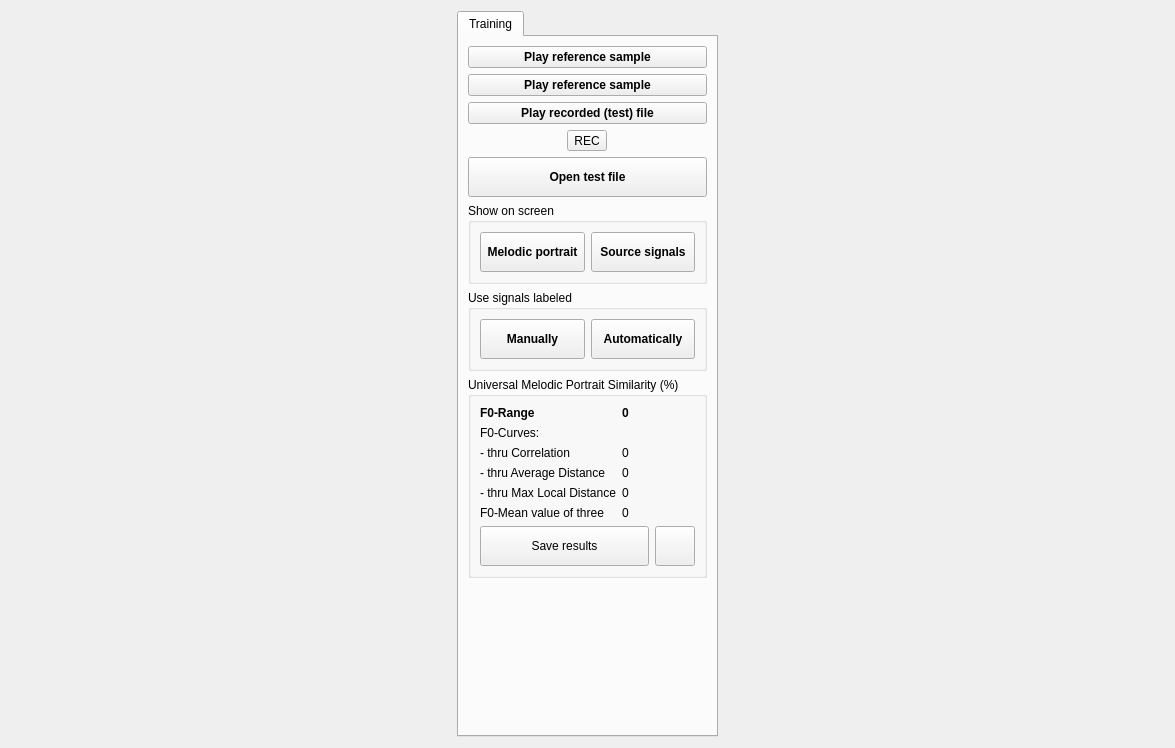
Old version of the form graphswindow.ui in the repository zhitko/inton-trainer.
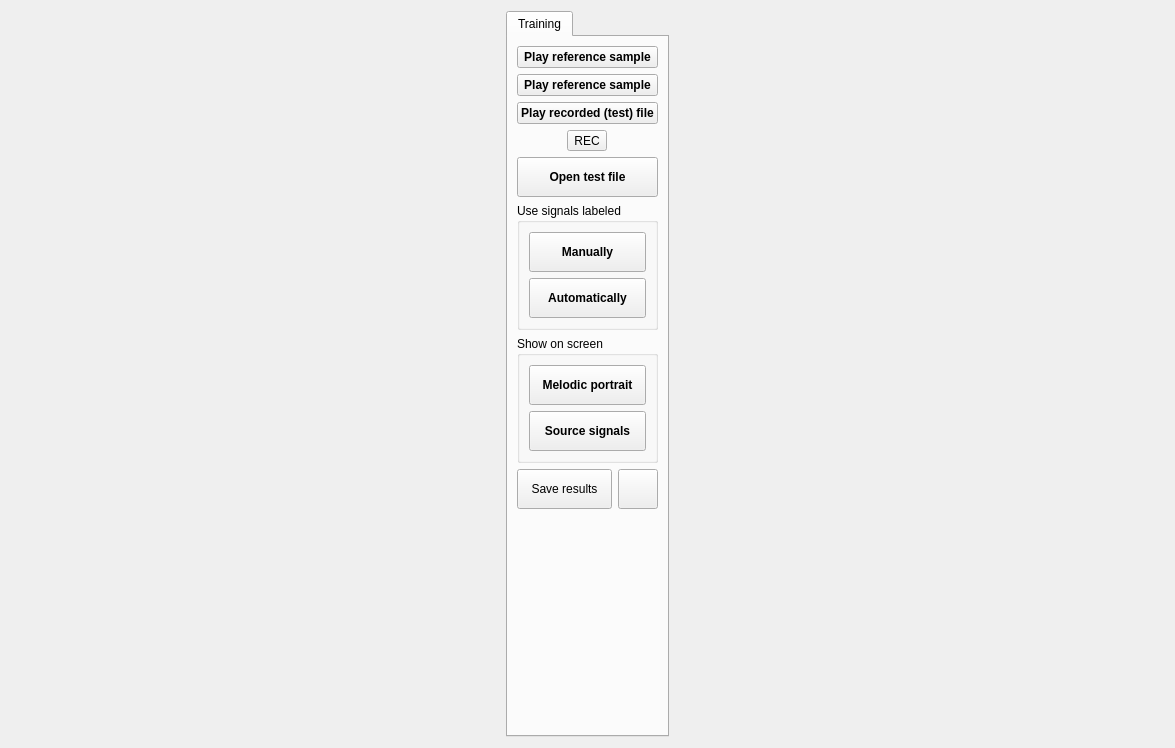
New version of the form. Icons and pictures are not drawn.

Commit message: change graph window buttons placement, add icons

```diff
--- a/graphswindow.ui
+++ b/graphswindow.ui
@@ -11,7 +11,7 @@
    </rect>
   </property>
   <property name="sizePolicy">
-   <sizepolicy hsizetype="Preferred" vsizetype="Preferred">
+   <sizepolicy hsizetype="Expanding" vsizetype="Expanding">
     <horstretch>0</horstretch>
     <verstretch>0</verstretch>
    </sizepolicy>
@@ -28,11 +28,6 @@
   </property>
   <layout class="QHBoxLayout" name="horizontalLayout_2">
    <item>
-    <layout class="QVBoxLayout" name="verticalLayout">
-     <property name="sizeConstraint">
-      <enum>QLayout::SetDefaultConstraint</enum>
-     </property>
-     <item>
       <widget class="QTabWidget" name="tabWidget">
        <property name="sizePolicy">
         <sizepolicy hsizetype="Fixed" vsizetype="Expanding">
@@ -196,70 +191,12 @@
            </property>
           </widget>
          </item>
-         <item>
-          <widget class="QGroupBox" name="groupBox">
-           <property name="title">
-            <string>Show on screen</string>
-           </property>
-           <layout class="QHBoxLayout" name="horizontalLayout_3">
-            <item>
-             <widget class="QPushButton" name="showUMP">
-              <property name="minimumSize">
-               <size>
-                <width>0</width>
-                <height>40</height>
-               </size>
-              </property>
-              <property name="font">
-               <font>
-                <pointsize>9</pointsize>
-                <weight>75</weight>
-                <bold>true</bold>
-               </font>
-              </property>
-              <property name="text">
-               <string>Melodic portrait</string>
-              </property>
-              <property name="checkable">
-               <bool>false</bool>
-              </property>
-              <property name="checked">
-               <bool>false</bool>
-              </property>
-             </widget>
-            </item>
-            <item>
-             <widget class="QPushButton" name="showSource">
-              <property name="minimumSize">
-               <size>
-                <width>0</width>
-                <height>40</height>
-               </size>
-              </property>
-              <property name="font">
-               <font>
-                <pointsize>9</pointsize>
-                <weight>75</weight>
-                <bold>true</bold>
-               </font>
-              </property>
-              <property name="text">
-               <string>Source signals</string>
-              </property>
-              <property name="checkable">
-               <bool>false</bool>
-              </property>
-             </widget>
-            </item>
-           </layout>
-          </widget>
-         </item>
          <item>
           <widget class="QGroupBox" name="groupBox_3">
            <property name="title">
             <string>Use signals labeled</string>
            </property>
-           <layout class="QHBoxLayout" name="horizontalLayout_4">
+         <layout class="QVBoxLayout" name="verticalLayout_3">
             <item>
              <widget class="QPushButton" name="showManually">
               <property name="minimumSize">
@@ -284,6 +221,9 @@
               <property name="checked">
                <bool>false</bool>
               </property>
+            <property name="flat">
+             <bool>false</bool>
+            </property>
              </widget>
             </item>
             <item>
@@ -316,107 +256,72 @@
           </widget>
          </item>
          <item>
-          <widget class="QGroupBox" name="groupBox_2">
+        <widget class="QGroupBox" name="groupBox">
            <property name="title">
-            <string>Universal Melodic Portrait Similarity (%)</string>
-           </property>
-           <layout class="QFormLayout" name="formLayout">
-            <item row="0" column="0">
-             <widget class="QLabel" name="label_12">
+          <string>Show on screen</string>
+         </property>
+         <layout class="QVBoxLayout" name="verticalLayout_4">
+          <item>
+           <widget class="QPushButton" name="showUMP">
+            <property name="minimumSize">
+             <size>
+              <width>0</width>
+              <height>40</height>
+             </size>
+            </property>
               <property name="font">
                <font>
+              <pointsize>9</pointsize>
                 <weight>75</weight>
                 <bold>true</bold>
                </font>
               </property>
               <property name="text">
-               <string>F0-Range</string>
-              </property>
-             </widget>
-            </item>
-            <item row="0" column="1">
-             <widget class="QLabel" name="totalPr">
+             <string>Melodic portrait</string>
+            </property>
+            <property name="icon">
+             <iconset resource="icons.qrc">
+              <normaloff>:/icons/icons/ok.png</normaloff>:/icons/icons/ok.png</iconset>
+            </property>
+            <property name="checkable">
+             <bool>false</bool>
+            </property>
+            <property name="checked">
+             <bool>false</bool>
+            </property>
+           </widget>
+          </item>
+          <item>
+           <widget class="QPushButton" name="showSource">
+            <property name="minimumSize">
+             <size>
+              <width>0</width>
+              <height>40</height>
+             </size>
+            </property>
               <property name="font">
                <font>
+              <pointsize>9</pointsize>
                 <weight>75</weight>
                 <bold>true</bold>
                </font>
               </property>
               <property name="text">
-               <string>0</string>
-              </property>
-             </widget>
-            </item>
-            <item row="2" column="0">
-             <widget class="QLabel" name="totalCtitle">
-              <property name="font">
-               <font>
-                <weight>50</weight>
-                <bold>false</bold>
-               </font>
-              </property>
-              <property name="text">
-               <string>- thru Correlation</string>
+             <string>Source signals</string>
+            </property>
+            <property name="icon">
+             <iconset resource="icons.qrc">
+              <normaloff>:/icons/icons/ok.png</normaloff>:/icons/icons/ok.png</iconset>
+            </property>
+            <property name="checkable">
+             <bool>false</bool>
               </property>
              </widget>
             </item>
-            <item row="2" column="1">
-             <widget class="QLabel" name="totalC">
-              <property name="text">
-               <string>0</string>
-              </property>
-             </widget>
-            </item>
-            <item row="3" column="0">
-             <widget class="QLabel" name="totalItitle">
-              <property name="text">
-               <string>- thru Average Distance</string>
-              </property>
-             </widget>
-            </item>
-            <item row="3" column="1">
-             <widget class="QLabel" name="totalI">
-              <property name="text">
-               <string>0</string>
-              </property>
-             </widget>
-            </item>
-            <item row="4" column="0">
-             <widget class="QLabel" name="totalLtitle">
-              <property name="text">
-               <string>- thru Max Local Distance</string>
-              </property>
-             </widget>
-            </item>
-            <item row="4" column="1">
-             <widget class="QLabel" name="totalL">
-              <property name="text">
-               <string>0</string>
-              </property>
-             </widget>
-            </item>
-            <item row="5" column="0">
-             <widget class="QLabel" name="totalAtitle">
-              <property name="text">
-               <string>F0-Mean value of three</string>
-              </property>
-             </widget>
-            </item>
-            <item row="5" column="1">
-             <widget class="QLabel" name="totalA">
-              <property name="text">
-               <string>0</string>
-              </property>
-             </widget>
-            </item>
-            <item row="1" column="0">
-             <widget class="QLabel" name="label">
-              <property name="text">
-               <string>F0-Curves:</string>
-              </property>
-             </widget>
-            </item>
-            <item row="8" column="0" colspan="2">
+         </layout>
+        </widget>
+       </item>
+       <item>
              <layout class="QHBoxLayout" name="horizontalLayout">
               <item>
                <widget class="QPushButton" name="saveMetrics">
@@ -460,9 +365,6 @@
               </item>
              </layout>
             </item>
-           </layout>
-          </widget>
-         </item>
          <item>
           <spacer name="verticalSpacer_2">
            <property name="orientation">
@@ -479,8 +381,6 @@
         </layout>
        </widget>
       </widget>
-     </item>
-    </layout>
    </item>
   </layout>
  </widget>
```
Left out of the diff: 8 changed lines with no effect on the pictures. Lines whose indentation alone changed are shown as unchanged. The commit also changes 10 other files.
